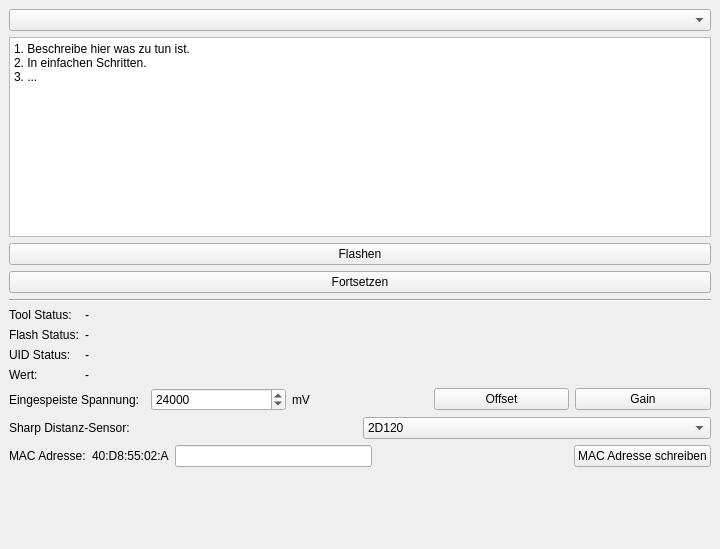
This is src/flash-test/ui/mainwindow.ui in Tinkerforge/flash-test as Qt 5 draws it before an edit. The edited form follows.
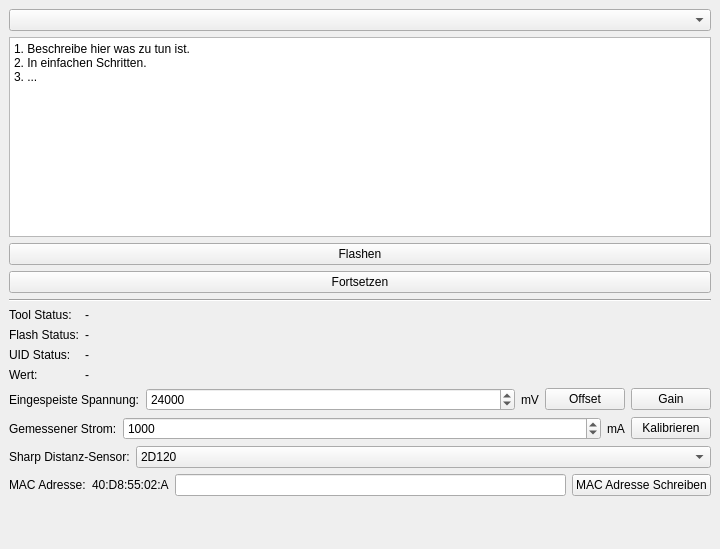
This is the edited form.

Commit message: Add support for Voltage/Current Bricklet

What changed in the file:
```diff
--- a/src/flash-test/ui/mainwindow.ui
+++ b/src/flash-test/ui/mainwindow.ui
@@ -163,6 +163,12 @@
         </item>
         <item>
          <widget class="QSpinBox" name="spinbox_voltage_idai">
+          <property name="sizePolicy">
+           <sizepolicy hsizetype="Minimum" vsizetype="Fixed">
+            <horstretch>1</horstretch>
+            <verstretch>0</verstretch>
+           </sizepolicy>
+          </property>
           <property name="maximum">
            <number>35000</number>
           </property>
@@ -194,6 +200,50 @@
         </item>
        </layout>
       </item>
+      <item>
+       <layout class="QHBoxLayout" name="voltage_current_layout">
+        <item>
+         <widget class="QLabel" name="label_10">
+          <property name="text">
+           <string>Gemessener Strom:</string>
+          </property>
+         </widget>
+        </item>
+        <item>
+         <widget class="QSpinBox" name="spinbox_current_vc">
+          <property name="sizePolicy">
+           <sizepolicy hsizetype="Minimum" vsizetype="Fixed">
+            <horstretch>1</horstretch>
+            <verstretch>0</verstretch>
+           </sizepolicy>
+          </property>
+          <property name="minimum">
+           <number>-20000</number>
+          </property>
+          <property name="maximum">
+           <number>20000</number>
+          </property>
+          <property name="value">
+           <number>1000</number>
+          </property>
+         </widget>
+        </item>
+        <item>
+         <widget class="QLabel" name="label_11">
+          <property name="text">
+           <string>mA</string>
+          </property>
+         </widget>
+        </item>
+        <item>
+         <widget class="QPushButton" name="button_save_vc">
+          <property name="text">
+           <string>Kalibrieren</string>
+          </property>
+         </widget>
+        </item>
+       </layout>
+      </item>
       <item>
        <layout class="QHBoxLayout" name="distance_ir_layout">
         <item>
@@ -205,6 +255,12 @@
         </item>
         <item>
          <widget class="QComboBox" name="distance_ir_sensor_combo">
+          <property name="sizePolicy">
+           <sizepolicy hsizetype="Preferred" vsizetype="Fixed">
+            <horstretch>1</horstretch>
+            <verstretch>0</verstretch>
+           </sizepolicy>
+          </property>
           <item>
            <property name="text">
             <string>2D120</string>
@@ -246,25 +302,19 @@
          </widget>
         </item>
         <item>
-         <widget class="QLineEdit" name="edit_ethernet_extension"/>
-        </item>
-        <item>
-         <spacer name="horizontalSpacer">
-          <property name="orientation">
-           <enum>Qt::Horizontal</enum>
+         <widget class="QLineEdit" name="edit_ethernet_extension">
+          <property name="sizePolicy">
+           <sizepolicy hsizetype="Expanding" vsizetype="Fixed">
+            <horstretch>1</horstretch>
+            <verstretch>0</verstretch>
+           </sizepolicy>
           </property>
-          <property name="sizeHint" stdset="0">
-           <size>
-            <width>40</width>
-            <height>20</height>
-           </size>
-          </property>
-         </spacer>
+         </widget>
         </item>
         <item>
          <widget class="QPushButton" name="button_ethernet_extension">
           <property name="text">
-           <string>MAC Adresse schreiben</string>
+           <string>MAC Adresse Schreiben</string>
           </property>
          </widget>
         </item>
```
The commit also changes 4 other files.
